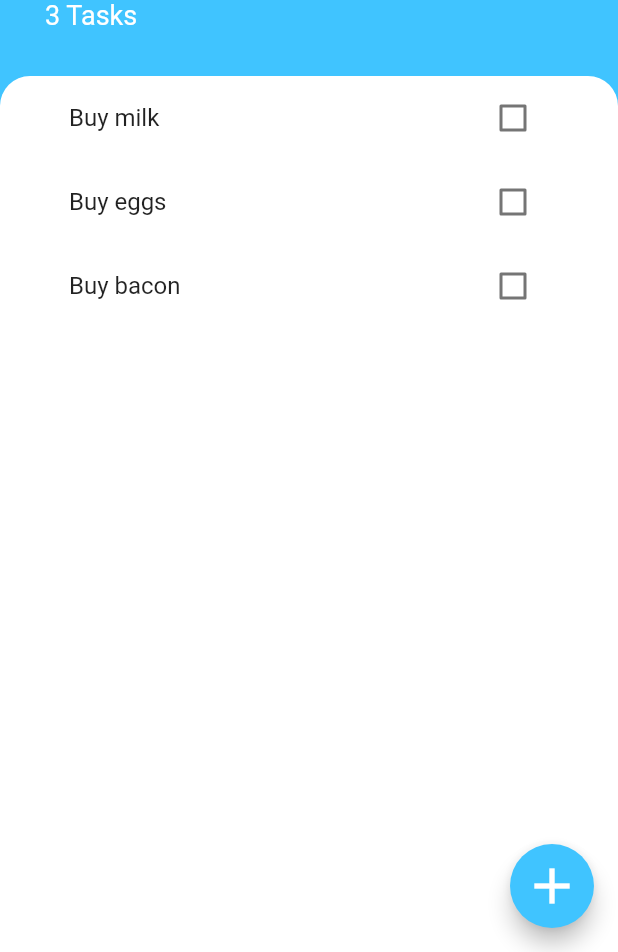
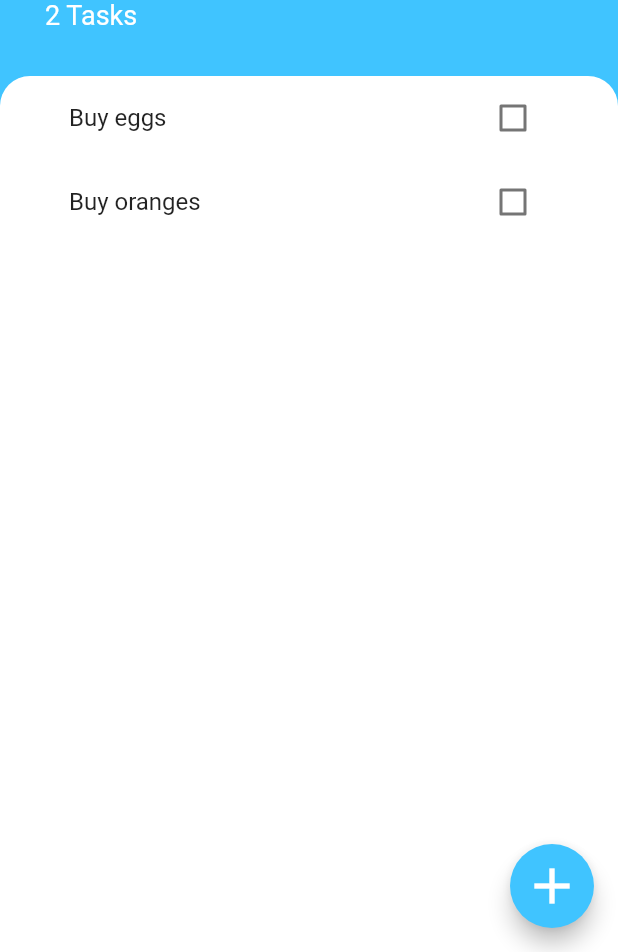
Before and after one commit to praneetk77/Todoey, a Flutter app: the screen it shows after launch, on a phone screen of 412 x 824 dp, the part 284-1236 px from its top. Run offline on Flutter 3.47's test engine with Material 2 defaults, Android fonts, the phone set to English and light mode, and no system bars.

```diff
--- a/lib/Screens/tasks_screen.dart
+++ b/lib/Screens/tasks_screen.dart
@@ -1,7 +1,11 @@
+// import 'dart:js';
+
 import 'package:flutter/material.dart';
+import 'package:provider/provider.dart';
 import 'package:todoey_flutter/Models/task.dart';
 import 'package:todoey_flutter/Widgets/tasks_list.dart';
 import 'package:todoey_flutter/Screens/add_task_screen.dart';
+import 'package:todoey_flutter/main.dart';
 
 List<String> tasks = ["Task 1", "Task 2"];
 
@@ -69,7 +73,7 @@ class _TasksScreenState extends State<TasksScreen> {
                       color: Colors.white),
                 ),
                 Text(
-                  tasks.length.toString() + " Tasks",
+                  Provider.of<TaskData>(context).tasks.length.toString() + " Tasks",
                   style: TextStyle(color: Colors.white, fontSize: 18),
                 ),
               ],
@@ -85,14 +89,7 @@ class _TasksScreenState extends State<TasksScreen> {
                   topLeft: Radius.circular(20),
                 ),
               ),
-              child: TasksList(
-                tasks: tasks,
-                checkBoxCallback: (bool checkBoxState, int index) {
-                  setState(() {
-                    tasks[index].toggleDone();
-                  });
-                },
-              ),
+              child: TasksList(),
             ),
           )
         ],
--- a/lib/Widgets/tasks_list.dart
+++ b/lib/Widgets/tasks_list.dart
@@ -1,6 +1,11 @@
+
+
 import 'package:flutter/material.dart';
 import 'package:todoey_flutter/Widgets/task_tile.dart';
 import 'package:todoey_flutter/Models/task.dart';
+import 'package:provider/provider.dart';
+import 'package:todoey_flutter/Screens/tasks_screen.dart';
+import 'package:todoey_flutter/main.dart';
 
 class TasksList extends StatefulWidget {
   final List<Task> tasks;
@@ -15,16 +20,19 @@ class TasksList extends StatefulWidget {
 class _TasksListState extends State<TasksList> {
   @override
   Widget build(BuildContext context) {
-    return ListView.builder(
+    return Consumer<TaskData>(builder: (context, taskData, child){
+      return ListView.builder(
       itemBuilder: (context, index) {
         return TaskTile(
-            taskTitle: widget.tasks[index].name,
-            isChecked: widget.tasks[index].isDone,
+            taskTitle: taskData.tasks[index].name,
+            isChecked: taskData.tasks[index].isDone,
             checkBoxCallback: (newValue) {
-              widget.checkBoxCallback(newValue, index);
-            });
+            //   widget.checkBoxCallback(newValue, index);
+            },
+            );
       },
-      itemCount: widget.tasks.length,
+      itemCount: taskData.tasks.length,
     );
+    },);}
+
   }
-}
--- a/lib/main.dart
+++ b/lib/main.dart
@@ -1,5 +1,7 @@
 import 'package:flutter/material.dart';
+import 'package:todoey_flutter/Models/task.dart';
 import 'package:todoey_flutter/Screens/tasks_screen.dart';
+import 'package:provider/provider.dart';
 
 void main() {
   runApp(MyApp());
@@ -10,8 +12,15 @@ class MyApp extends StatelessWidget {
 
   @override
   Widget build(BuildContext context) {
-    return MaterialApp(
-      home: TasksScreen(),
+    return ChangeNotifierProvider<TaskData>(
+      create: (context) => TaskData(),
+      child: MaterialApp(
+        home: TasksScreen(),
+      ),
     );
   }
 }
+
+class TaskData extends ChangeNotifier{
+  List<Task> tasks = [Task(name: "Buy eggs"), Task(name: "Buy oranges")];
+}
--- a/pubspec.yaml
+++ b/pubspec.yaml
@@ -21,6 +21,7 @@ environment:
   sdk: ">=2.7.0 <3.0.0"
 
 dependencies:
+  provider: ^5.0.0
   flutter:
     sdk: flutter
 
```
Also changed, not shown: pubspec.lock.
